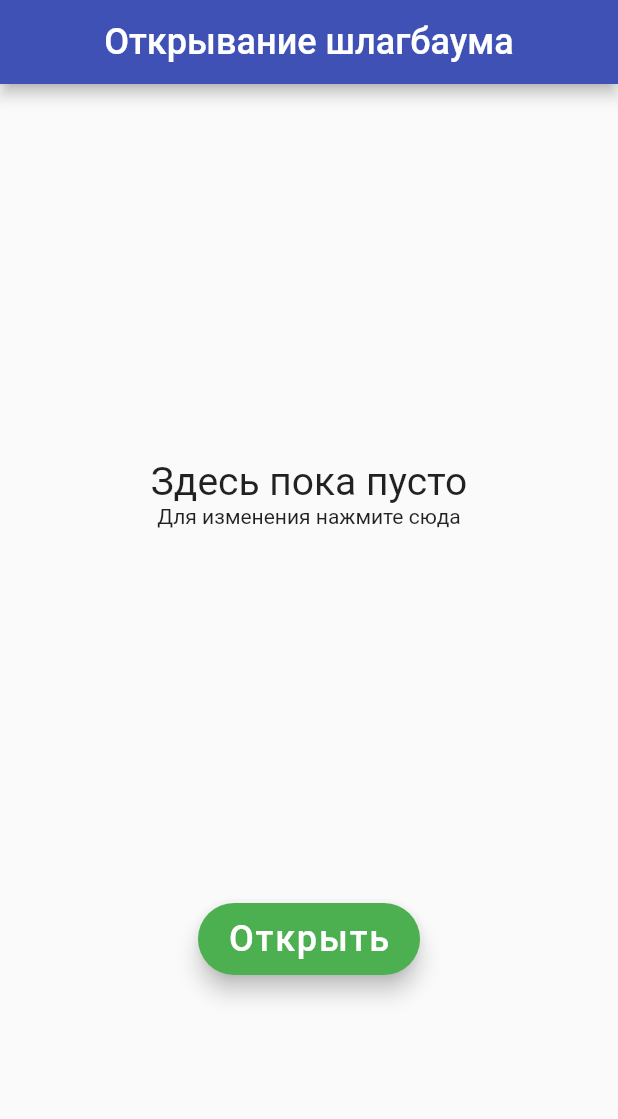
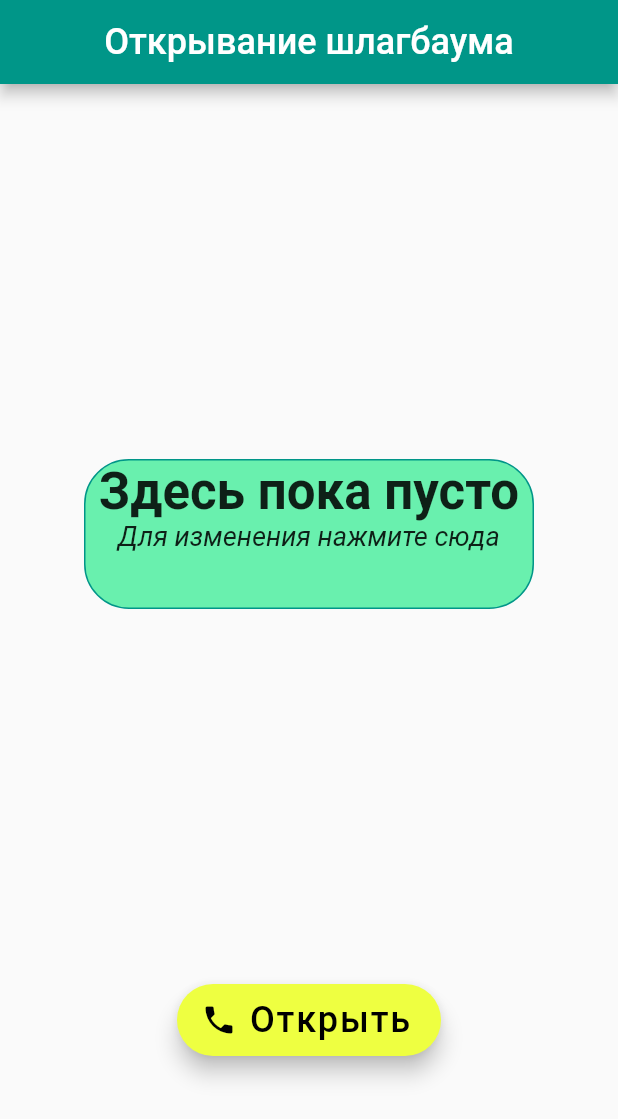
Before and after one commit to Puzikovsa/opening_the_barrier, a Flutter app: the screen it shows after launch, on a phone screen of 412 x 824 dp. Shown: the top 1119 px of the screen. Run offline on Flutter 3.47's test engine with Material 2 defaults, Android fonts, the phone set to English and light mode, and no system bars; our stand-ins replace shared_preferences; missing offline and left inert: flutter_phone_direct_caller.

Commit message:
final version

```diff
--- a/lib/main.dart
+++ b/lib/main.dart
@@ -20,8 +20,8 @@ class MyApp extends StatelessWidget {
         debugShowCheckedModeBanner: false,
           theme: ThemeData(
           colorScheme: ColorScheme.fromSwatch(
-          primarySwatch: Colors.indigo)
-          .copyWith(secondary: Colors.amber),
+          primarySwatch: Colors.teal)
+          .copyWith(secondary: Colors.limeAccent),
           ),
         home: const OpeningGate(),
         routes: {
--- a/lib/pages/opening_gate_page.dart
+++ b/lib/pages/opening_gate_page.dart
@@ -35,11 +35,15 @@ class OpeningGate extends StatelessWidget {
               onPressed: () {
                 FlutterPhoneDirectCaller.callNumber(Phone.accessNumber!);
               },
-              backgroundColor: Colors.green,
+              backgroundColor: Colors.limeAccent,
+              splashColor: Colors.redAccent,
+              icon: const Icon(Icons.phone,
+              color: Colors.black,),
               label: const Text(
                 'Открыть',
                 style: TextStyle(
                   fontSize: 24,
+                  color: Colors.black
                 ),
               ),
             ),
--- a/lib/widgets/access_widget.dart
+++ b/lib/widgets/access_widget.dart
@@ -11,21 +11,41 @@ class AccessWidget extends StatelessWidget {
     return FutureBuilder(
         future: Provider.of<Phone>(context, listen: false).changeNumber(),
         builder: (BuildContext context, AsyncSnapshot<dynamic> snapshot) {
-          return GestureDetector(
+          return Container(
+            height: 100,
+            width: 300,
+            decoration: BoxDecoration(
+              border: Border.all(
+                width: 1,
+                color: Colors.teal,
+              ),
+              borderRadius: BorderRadius.circular(30),
+              color: Colors.greenAccent,
+            ),
+            child: GestureDetector(
               child: Column(
                 children: [
                   Text(
-                  Provider.of<Phone>(context).getNumber() ?? 'Здесь пока пусто',
+                    Provider.of<Phone>(context).getNumber() ??
+                        'Здесь пока пусто',
                     style: const TextStyle(
-                    fontSize: 26,
+                        fontSize: 34,
+                        fontWeight: FontWeight.bold,
                     ),
                   ),
-                const Text('Для изменения нажмите сюда'),
+                  const Text(
+                    'Для изменения нажмите сюда',
+                    style: TextStyle(
+                      fontSize: 18,
+                      fontStyle: FontStyle.italic
+                    ),
+                  ),
                 ],
               ),
               onTap: () {
                 Navigator.pushNamed(context, AddedPhone.rout);
               },
+            ),
           );
         });
   }
--- a/pubspec.yaml
+++ b/pubspec.yaml
@@ -61,6 +61,9 @@ flutter:
   # included with your application, so that you can use the icons in
   # the material Icons class.
   uses-material-design: true
+  assets:
+    - assets/
+    - assets/icons/
 
   # To add assets to your application, add an assets section, like this:
   # assets:
```
Also changed, not shown: lib/pages/added_phone_page.dart (+17 -9 lines). Lines whose indentation alone changed are shown as unchanged.
